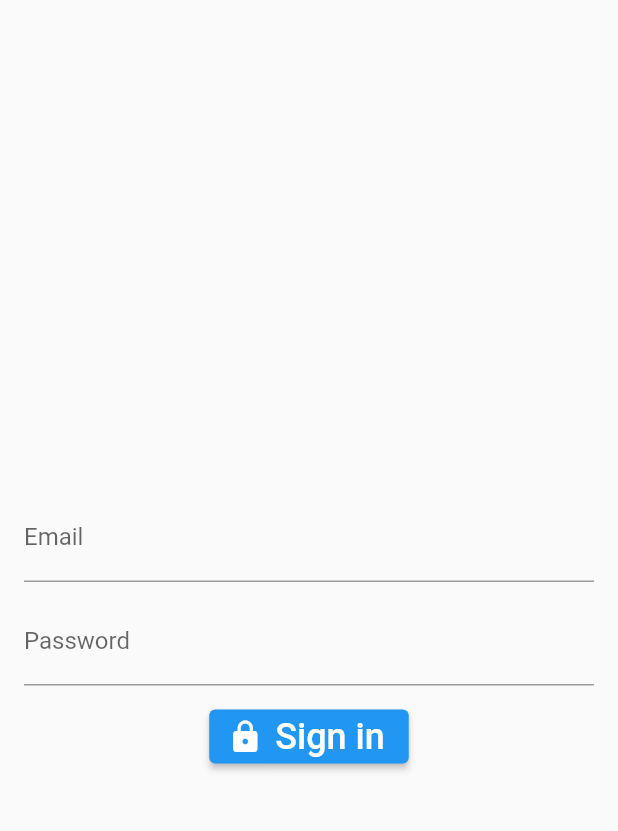
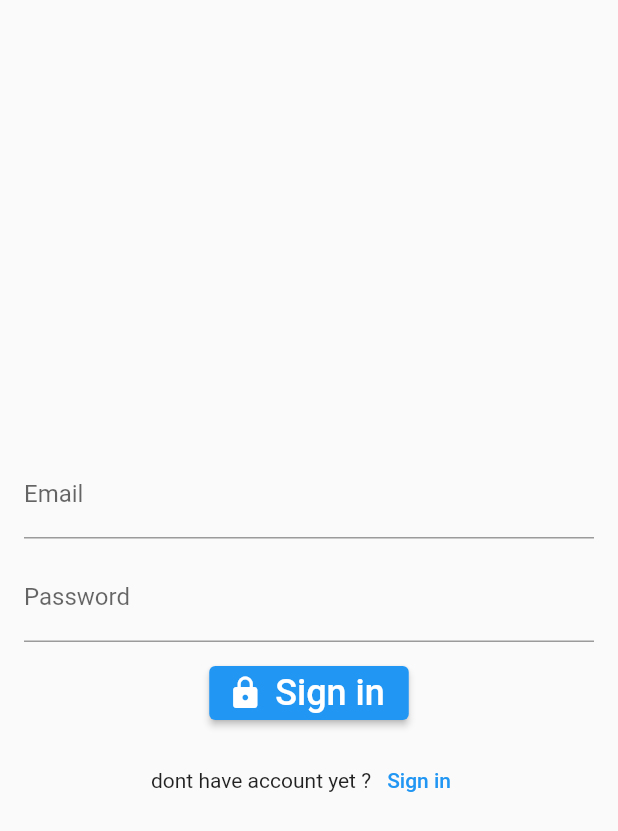
Before and after one commit to Lenaerts-Nestor/Project_Mobile_Development, a Flutter app: the screen it shows after launch, on a phone screen of 412 x 824 dp. Shown: the top 831 px of the screen. Run offline on Flutter 3.47's test engine with Material 2 defaults, Android fonts, the phone set to English and light mode, and no system bars; our stand-ins replace firebase_auth, firebase_core; accounts and stored records are empty.

Commit message:
textbutton en text toegevoegd aan login

```diff
--- a/lib/login.dart
+++ b/lib/login.dart
@@ -54,11 +54,21 @@ class _LoginPageState extends State<LoginPage> {
             ),
             ElevatedButton.icon(
               onPressed: signin,
-              icon: Icon(Icons.lock),
-              label: Text(
+              icon: const Icon(Icons.lock),
+              label: const Text(
                 'Sign in',
                 style: TextStyle(fontSize: 24),
               ),
+            ),
+            const SizedBox(
+              height: 10,
+            ),
+            Row(
+              mainAxisAlignment: MainAxisAlignment.center,
+              children: [
+                const Text('dont have account yet ?'),
+                TextButton(onPressed: () {}, child: const Text('Sign in')),
+              ],
             )
           ],
         ),
```
